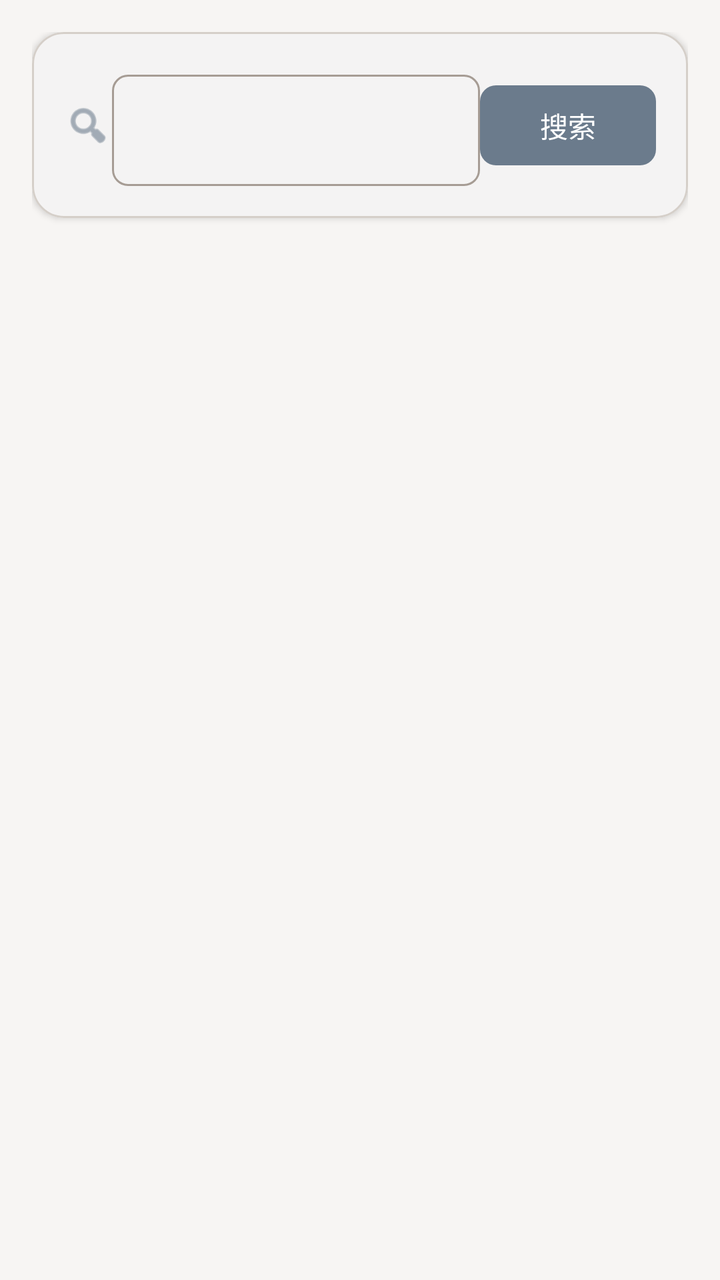
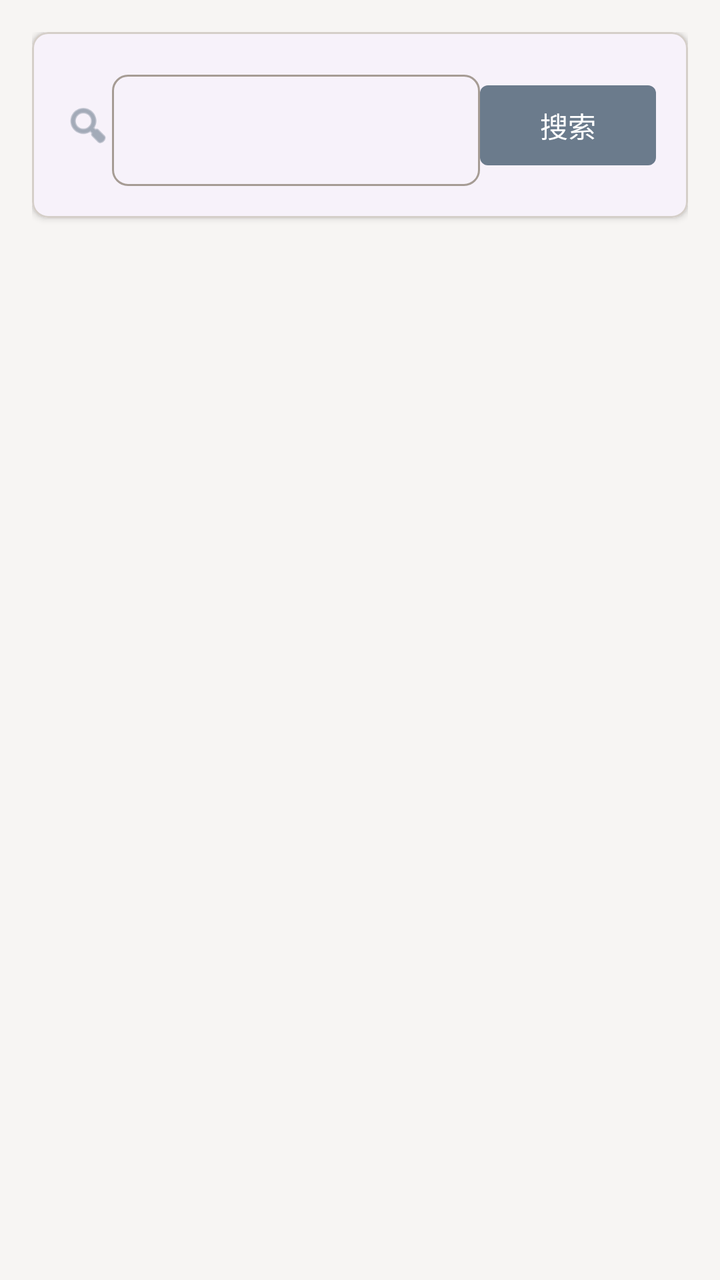

Two renders of the same Android screen: before a commit and after it. Below are the layout's source before the change and the commit's diff.
<!-- AndroidManifest.xml: application theme Theme.Compassor -->
<!-- res/layout/fragment_search_tab.xml -->
<?xml version="1.0" encoding="utf-8"?>
<androidx.coordinatorlayout.widget.CoordinatorLayout xmlns:android="http://schemas.android.com/apk/res/android"
    xmlns:app="http://schemas.android.com/apk/res-auto"
    android:layout_width="match_parent"
    android:layout_height="match_parent"
    android:padding="16dp">

    
    <com.google.android.material.card.MaterialCardView
        android:id="@+id/searchCard"
        android:layout_width="match_parent"
        android:layout_height="wrap_content"
        android:layout_marginBottom="16dp"
        app:cardCornerRadius="16dp"
        app:cardElevation="@dimen/elevation_sm">

        <androidx.constraintlayout.widget.ConstraintLayout
            android:layout_width="match_parent"
            android:layout_height="wrap_content"
            android:padding="@dimen/padding_md">

            
            <ImageView
                android:id="@+id/searchIcon"
                android:layout_width="@dimen/icon_size_md"
                android:layout_height="@dimen/icon_size_md"
                android:layout_marginEnd="@dimen/margin_sm"
                android:src="@android:drawable/ic_menu_search"
                app:tint="?attr/colorPrimary"
                android:contentDescription="@string/search_location"
                app:layout_constraintStart_toStartOf="parent"
                app:layout_constraintTop_toTopOf="parent"
                app:layout_constraintBottom_toBottomOf="parent" />

            <com.google.android.material.textfield.TextInputLayout
                android:id="@+id/textInputLayout"
                android:layout_width="0dp"
                android:layout_height="wrap_content"
                style="@style/Widget.Compassor.TextInputLayout"
                app:layout_constraintTop_toTopOf="parent"
                app:layout_constraintStart_toEndOf="@id/searchIcon"
                app:layout_constraintEnd_toStartOf="@id/searchButton">

                <com.google.android.material.textfield.TextInputEditText
                    android:id="@+id/editText"
                    android:layout_width="match_parent"
                    android:layout_height="wrap_content"
                    android:inputType="text"
                    android:maxLines="1"
                    android:imeOptions="actionSearch" />

            </com.google.android.material.textfield.TextInputLayout>

            <com.google.android.material.button.MaterialButton
                android:id="@+id/searchButton"
                android:layout_width="wrap_content"
                android:layout_height="@dimen/button_height"
                android:text="@string/search_button"
                style="@style/Widget.Compassor.Button"
                app:layout_constraintTop_toTopOf="parent"
                app:layout_constraintBottom_toBottomOf="parent"
                app:layout_constraintEnd_toEndOf="parent" />

        </androidx.constraintlayout.widget.ConstraintLayout>

    </com.google.android.material.card.MaterialCardView>

    
    <TextView
        android:id="@+id/resultsLabel"
        android:layout_width="wrap_content"
        android:layout_height="wrap_content"
        android:layout_marginTop="@dimen/margin_md"
        android:text="@string/search_results"
        android:textAppearance="?attr/textAppearanceTitleMedium"
        android:textColor="?attr/colorOnSurface"
        android:visibility="gone" />

    <androidx.recyclerview.widget.RecyclerView
        android:id="@+id/searchResultsRecyclerView"
        android:layout_width="match_parent"
        android:layout_height="match_parent"
        android:layout_marginTop="24dp"
        android:layout_marginBottom="8dp"
        android:layoutAnimation="@anim/layout_animation_fall_down"
        android:visibility="gone" />

    <ProgressBar
        android:id="@+id/progressBar"
        android:layout_width="wrap_content"
        android:layout_height="wrap_content"
        android:layout_gravity="center"
        android:visibility="gone" />

    
    <LinearLayout
        android:id="@+id/emptyState"
        android:layout_width="match_parent"
        android:layout_height="match_parent"
        android:orientation="vertical"
        android:gravity="center"
        android:padding="@dimen/padding_lg"
        android:background="?attr/colorSurface"
        android:visibility="gone">

        <com.google.android.material.card.MaterialCardView
            android:layout_width="120dp"
            android:layout_height="120dp"
            app:cardCornerRadius="60dp"
            app:cardElevation="0dp"
            app:cardBackgroundColor="?attr/colorSurfaceVariant"
            app:strokeWidth="0dp">

            <ImageView
                android:layout_width="64dp"
                android:layout_height="64dp"
                android:layout_gravity="center"
                android:src="@android:drawable/ic_menu_search"
                android:alpha="0.8"
                app:tint="?attr/colorPrimary"
                android:contentDescription="@string/search_location" />

        </com.google.android.material.card.MaterialCardView>

        <TextView
            android:layout_width="wrap_content"
            android:layout_height="wrap_content"
            android:layout_marginTop="24dp"
            android:text="@string/search_hint"
            android:textAppearance="?attr/textAppearanceTitleMedium"
            android:textColor="?attr/colorOnSurfaceVariant"
            android:alpha="0.8"
            android:gravity="center" />

        <TextView
            android:layout_width="wrap_content"
            android:layout_height="wrap_content"
            android:layout_marginTop="8dp"
            android:text="输入地点名称开始探索"
            android:textAppearance="?attr/textAppearanceBodyMedium"
            android:textColor="?attr/colorOnSurfaceVariant"
            android:alpha="0.6"
            android:gravity="center" />

    </LinearLayout>

</androidx.coordinatorlayout.widget.CoordinatorLayout>
<!-- resources referenced by this layout -->
<resources>
  <dimen name="button_height">48dp</dimen>
  <dimen name="elevation_sm">2dp</dimen>
  <dimen name="icon_size_md">24dp</dimen>
  <dimen name="margin_md">16dp</dimen>
  <dimen name="margin_sm">8dp</dimen>
  <dimen name="padding_lg">24dp</dimen>
  <dimen name="padding_md">16dp</dimen>
  <string name="search_button">搜索</string>
  <string name="search_hint">搜索目的地</string>
  <string name="search_location">搜索地点</string>
  <string name="search_results">搜索结果</string>
  <style name="Widget.Compassor.Button" parent="Widget.Material3.Button">
          <item name="cornerRadius">8dp</item>
          <item name="android:textAllCaps">false</item>
      </style>
  <style name="Widget.Compassor.TextInputLayout" parent="Widget.Material3.TextInputLayout.OutlinedBox">
          <item name="boxCornerRadiusTopStart">8dp</item>
          <item name="boxCornerRadiusTopEnd">8dp</item>
          <item name="boxCornerRadiusBottomStart">8dp</item>
          <item name="boxCornerRadiusBottomEnd">8dp</item>
      </style>
  <style name="Theme.Compassor" parent="Base.Theme.Compassor" />
  <color name="md_theme_light_primary">#6B7B8C</color>
  <color name="md_theme_light_onPrimary">#FFFFFF</color>
  <color name="md_theme_light_primaryContainer">#D5DBE3</color>
  <color name="md_theme_light_onPrimaryContainer">#1A2632</color>
  <color name="md_theme_light_secondary">#8FA395</color>
  <color name="md_theme_light_onSecondary">#FFFFFF</color>
  <color name="md_theme_light_secondaryContainer">#D8E0DA</color>
  <color name="md_theme_light_onSecondaryContainer">#1F2B23</color>
  <color name="md_theme_light_tertiary">#C9ADA7</color>
  <color name="md_theme_light_onTertiary">#FFFFFF</color>
  <color name="md_theme_light_tertiaryContainer">#E8DDD9</color>
  <color name="md_theme_light_onTertiaryContainer">#3D2F2C</color>
  <color name="md_theme_light_error">#C17B74</color>
  <color name="md_theme_light_onError">#FFFFFF</color>
  <color name="md_theme_light_errorContainer">#EED5D2</color>
  <color name="md_theme_light_onErrorContainer">#4A2522</color>
  <color name="md_theme_light_background">#F7F5F3</color>
  <color name="md_theme_light_onBackground">#3D3A38</color>
  <color name="md_theme_light_surface">#FFFDFB</color>
  <color name="md_theme_light_onSurface">#3D3A38</color>
  <color name="md_theme_light_surfaceVariant">#E8E4E1</color>
  <color name="md_theme_light_onSurfaceVariant">#6B6561</color>
  <color name="md_theme_light_outline">#A69C94</color>
  <color name="md_theme_light_outlineVariant">#D5CFC9</color>
  <!-- unchanged entries left out for length: 1 -->
</resources>

<!-- the commit's change to res/layout/fragment_search_tab.xml (unified diff, before → after) -->
@@ -8,11 +8,12 @@
     
     <com.google.android.material.card.MaterialCardView
         android:id="@+id/searchCard"
+        style="@style/Widget.Compassor.FluentLargeContainerCard"
         android:layout_width="match_parent"
         android:layout_height="wrap_content"
-        android:layout_marginBottom="16dp"
-        app:cardCornerRadius="16dp"
-        app:cardElevation="@dimen/elevation_sm">
+        android:layout_marginBottom="12dp"
+        app:cardCornerRadius="8dp"
+        app:cardElevation="2dp">
 
         <androidx.constraintlayout.widget.ConstraintLayout
             android:layout_width="match_parent"
<!-- resource entries referenced after the edit -->
@@ -1,7 +1,6 @@
 <!-- resources referenced by this layout -->
 <resources>
   <dimen name="button_height">48dp</dimen>
-  <dimen name="elevation_sm">2dp</dimen>
   <dimen name="icon_size_md">24dp</dimen>
   <dimen name="margin_md">16dp</dimen>
   <dimen name="margin_sm">8dp</dimen>
@@ -12,8 +11,15 @@
   <string name="search_location">搜索地点</string>
   <string name="search_results">搜索结果</string>
   <style name="Widget.Compassor.Button" parent="Widget.Material3.Button">
-          <item name="cornerRadius">8dp</item>
+          <item name="cornerRadius">4dp</item>
           <item name="android:textAllCaps">false</item>
+      </style>
+  <style name="Widget.Compassor.FluentLargeContainerCard" parent="Widget.Material3.CardView.Elevated">
+          <item name="cardCornerRadius">8dp</item>
+          <item name="cardElevation">2dp</item>
+          <item name="cardUseCompatPadding">false</item>
+          <item name="strokeWidth">1dp</item>
+          <item name="strokeColor">?attr/colorOutlineVariant</item>
       </style>
   <style name="Widget.Compassor.TextInputLayout" parent="Widget.Material3.TextInputLayout.OutlinedBox">
           <item name="boxCornerRadiusTopStart">8dp</item>
